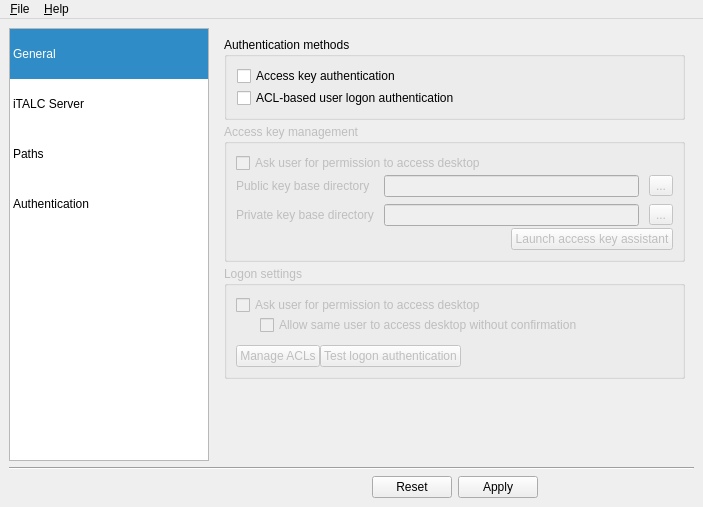
Old version of the form imc/Forms/MainWindow.ui in the repository veyon/veyon.
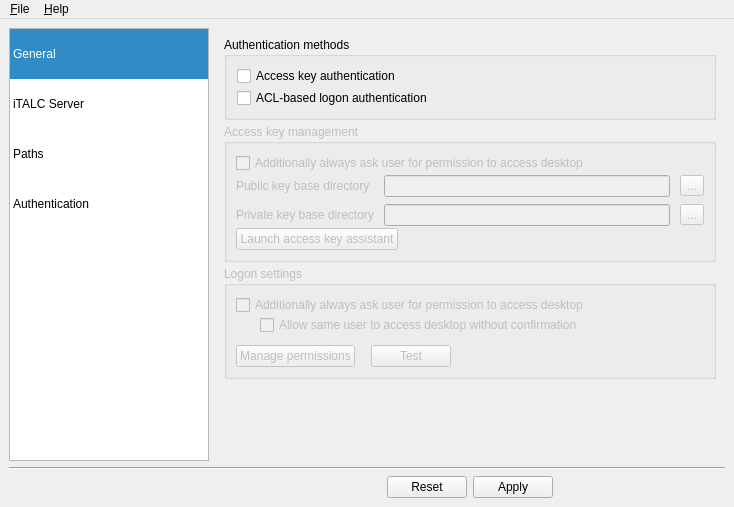
New version of the form. The open tabs and pages were chosen to show the change. Icons and pictures are not drawn.

Commit message:
IMC/MainWindow: polished UI in authentication section
Made some small text and layout improvements to the authentication
section.

```diff
--- a/imc/Forms/MainWindow.ui
+++ b/imc/Forms/MainWindow.ui
@@ -6,7 +6,7 @@
    <rect>
     <x>0</x>
     <y>0</y>
-    <width>703</width>
+    <width>734</width>
     <height>507</height>
    </rect>
   </property>
@@ -758,7 +758,7 @@
            <item row="1" column="0">
             <widget class="QCheckBox" name="isLogonAuthenticationEnabled">
              <property name="text">
-              <string>ACL-based user logon authentication</string>
+              <string>ACL-based logon authentication</string>
              </property>
             </widget>
            </item>
@@ -829,7 +829,14 @@
              </item>
             </layout>
            </item>
-           <item row="3" column="1">
+           <item row="0" column="0" colspan="2">
+            <widget class="QCheckBox" name="isPermissionRequiredWithKeyAuthentication">
+             <property name="text">
+              <string>Additionally always ask user for permission to access desktop</string>
+             </property>
+            </widget>
+           </item>
+           <item row="2" column="0">
             <widget class="QPushButton" name="launchAccessKeyAssistant">
              <property name="text">
               <string>Launch access key assistant</string>
@@ -840,7 +847,7 @@
              </property>
             </widget>
            </item>
-           <item row="3" column="0">
+           <item row="2" column="1">
             <spacer name="horizontalSpacer_2">
              <property name="orientation">
               <enum>Qt::Horizontal</enum>
@@ -853,13 +860,6 @@
              </property>
             </spacer>
            </item>
-           <item row="0" column="0" colspan="2">
-            <widget class="QCheckBox" name="isPermissionRequiredWithKeyAuthentication">
-             <property name="text">
-              <string>Ask user for permission to access desktop</string>
-             </property>
-            </widget>
-           </item>
           </layout>
          </widget>
         </item>
@@ -878,7 +878,7 @@
            <item>
             <widget class="QCheckBox" name="isPermissionRequiredWithLogonAuthentication">
              <property name="text">
-              <string>Ask user for permission to access desktop</string>
+              <string>Additionally always ask user for permission to access desktop</string>
              </property>
             </widget>
            </item>
@@ -914,13 +914,16 @@
            </item>
            <item>
             <layout class="QHBoxLayout" name="horizontalLayout_4">
+             <property name="spacing">
+              <number>16</number>
+             </property>
              <property name="topMargin">
               <number>10</number>
              </property>
              <item>
               <widget class="QPushButton" name="manageACLs">
                <property name="text">
-                <string>Manage ACLs</string>
+                <string>Manage permissions</string>
                </property>
                <property name="icon">
                 <iconset resource="../imc.qrc">
@@ -931,7 +934,7 @@
              <item>
               <widget class="QPushButton" name="testLogonAuthentication">
                <property name="text">
-                <string>Test logon authentication</string>
+                <string>Test</string>
                </property>
                <property name="icon">
                 <iconset resource="../imc.qrc">
@@ -998,7 +1001,7 @@
     <rect>
      <x>0</x>
      <y>0</y>
-     <width>703</width>
+     <width>734</width>
      <height>25</height>
     </rect>
    </property>
```
